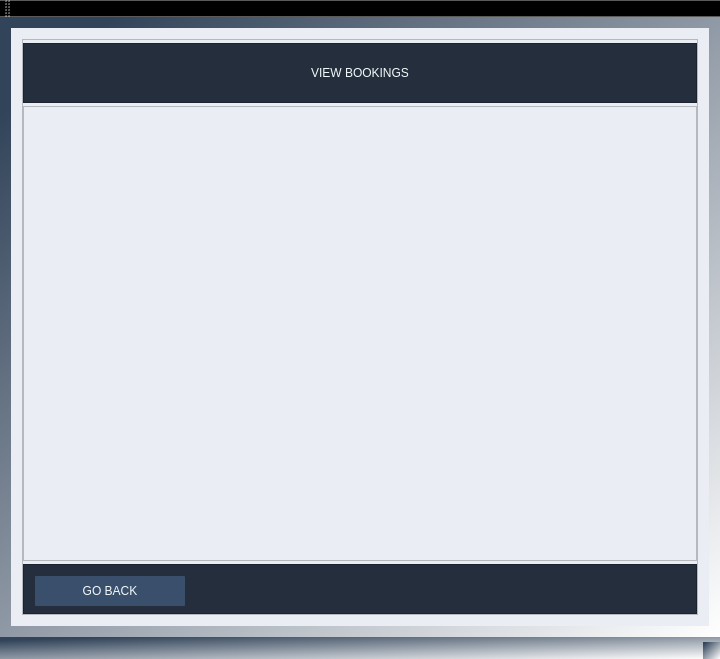
Qt form MovieTicketManagementSystem/MainWindow.ui (ZuzannaZawartka/movie-ticket-management-system) before a commit.
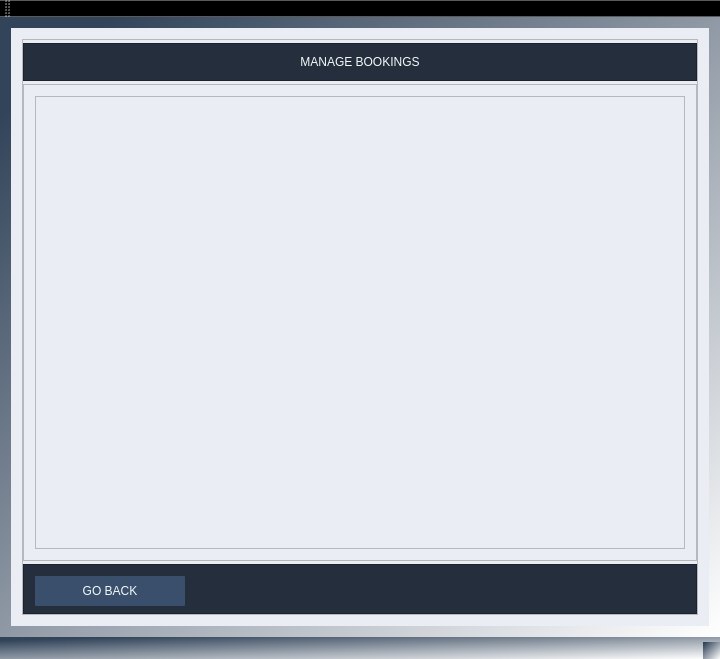
The same form after that commit. The open tabs and pages were chosen to show the change.

Commit message: feat: added booking table widget

```diff
--- a/MovieTicketManagementSystem/MainWindow.ui
+++ b/MovieTicketManagementSystem/MainWindow.ui
@@ -2124,7 +2124,7 @@
 background-color: rgb(36, 46, 61);</string>
                 </property>
                 <property name="text">
-                 <string>VIEW BOOKINGS</string>
+                 <string>MANAGE BOOKINGS</string>
                 </property>
                 <property name="alignment">
                  <set>Qt::AlignmentFlag::AlignCenter</set>
@@ -2142,6 +2142,16 @@
              <property name="frameShadow">
               <enum>QFrame::Shadow::Raised</enum>
              </property>
+             <layout class="QGridLayout" name="gridLayout_21">
+              <item row="0" column="0">
+               <widget class="QTableWidget" name="manageBookingTableWidget">
+                <property name="styleSheet">
+                 <string notr="true">font: 900 12pt &quot;Source Sans Pro Black&quot;;
+color: rgb(36, 46, 61);</string>
+                </property>
+               </widget>
+              </item>
+             </layout>
             </widget>
            </item>
            <item>
```
Left out of the diff: 4 changed lines with no effect on the pictures. The commit also changes 10 other files.
